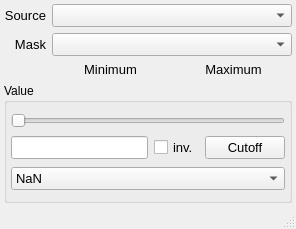
Above: plugins/Cutoff_mask/Cutoff_mask.ui from NeutrinoToolkit/Neutrino before the change. Below: the same form after it.
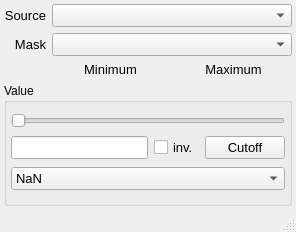
That is the form after the change.

Patch:
```diff
--- a/plugins/Cutoff_mask/Cutoff_mask.ui
+++ b/plugins/Cutoff_mask/Cutoff_mask.ui
@@ -7,7 +7,7 @@
     <x>0</x>
     <y>0</y>
     <width>296</width>
-    <height>229</height>
+    <height>232</height>
    </rect>
   </property>
   <property name="windowTitle">
```
Left out of the diff: 2 changed lines with no effect on the pictures.
